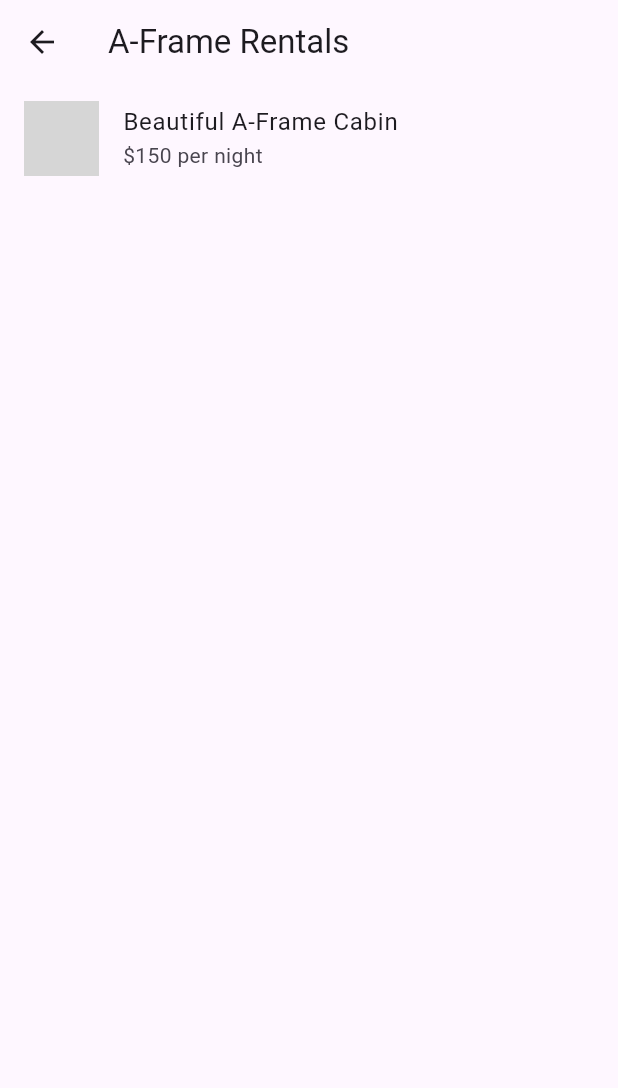
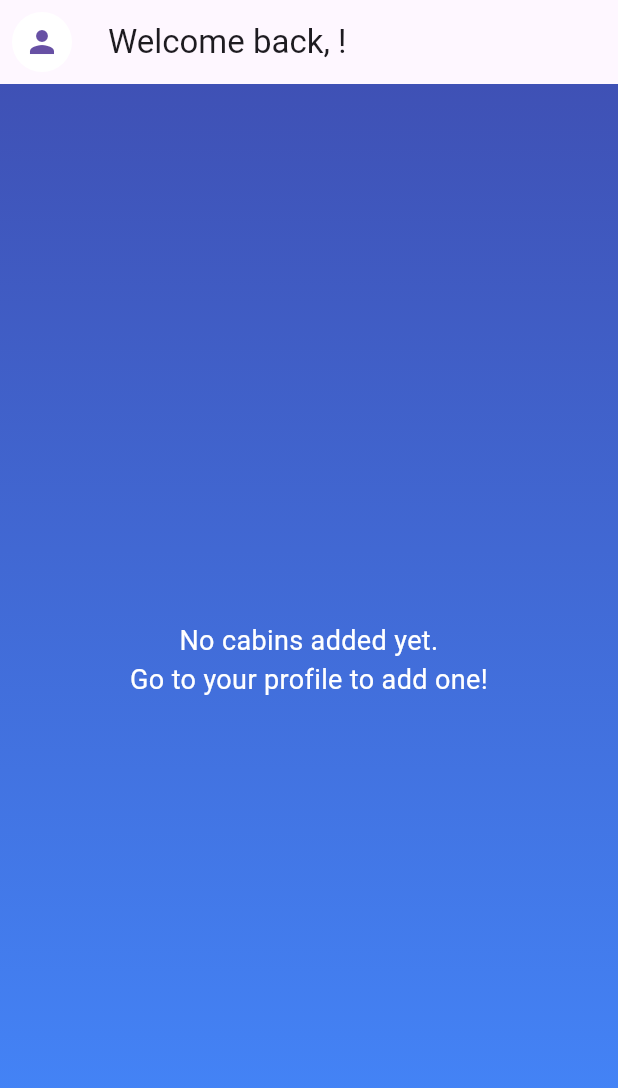
Before and after one commit to SiberiusBro/aframe_rentals, a Flutter app: the HomeScreen screen opened by its route, on a phone screen of 412 x 824 dp. Shown: the top 1088 px of the screen. Run offline on Flutter 3.47's test engine with Material 3 defaults, Android fonts, the phone set to English and light mode, and no system bars; our stand-ins replace firebase_auth, firebase_core, firebase_database, firebase_storage, image_picker; accounts and stored records are empty; network calls fail; grey boxes are pictures that could not be loaded.

Commit message:
resolver authentification added add_cabin managed database

```diff
--- a/lib/main.dart
+++ b/lib/main.dart
@@ -1,13 +1,14 @@
-// main.dart
+// lib/main.dart
+import 'package:aframe_rentals/screens/add_cabin_screen.dart';
 import 'package:aframe_rentals/screens/forgot_pass_screen.dart';
 import 'package:aframe_rentals/screens/login_screen.dart';
+import 'package:aframe_rentals/screens/manage_cabins_screen.dart';
+import 'package:aframe_rentals/screens/profile_screen.dart';
 import 'package:aframe_rentals/screens/signup_screen.dart';
 import 'package:flutter/material.dart';
 import 'package:firebase_core/firebase_core.dart';
 import 'firebase_options.dart';
 import 'screens/home_screen.dart';
-
-
 
 void main() async {
   WidgetsFlutterBinding.ensureInitialized();
@@ -25,7 +26,7 @@ class MyApp extends StatelessWidget {
     return MaterialApp(
       title: 'A-Frame Rentals',
       theme: ThemeData(
-        primarySwatch: Colors.indigo, // Modern indigo theme
+        primarySwatch: Colors.indigo,
         inputDecorationTheme: InputDecorationTheme(
           border: OutlineInputBorder(
             borderRadius: BorderRadius.circular(12),
@@ -46,6 +47,9 @@ class MyApp extends StatelessWidget {
         '/home': (context) => const HomeScreen(),
         '/signup': (context) => const SignupScreen(),
         '/forgot_password': (context) => const ForgotPassScreen(),
+        '/profile': (context) => const ProfileScreen(),
+        '/add_cabin': (context) => const AddCabinScreen(),
+        '/manage_cabins': (context) => const ManageCabinsScreen(),
       },
     );
   }
--- a/lib/screens/home_screen.dart
+++ b/lib/screens/home_screen.dart
@@ -1,31 +1,96 @@
 import 'package:flutter/material.dart';
+import 'package:firebase_auth/firebase_auth.dart';
+import 'package:firebase_database/firebase_database.dart';
+import '../widgets/background_container.dart';
 
-class HomeScreen extends StatelessWidget {
+class HomeScreen extends StatefulWidget {
   const HomeScreen({super.key});
 
   @override
+  _HomeScreenState createState() => _HomeScreenState();
+}
+
+class _HomeScreenState extends State<HomeScreen> {
+  final DatabaseReference _dbRef = FirebaseDatabase.instance.ref("cabins");
+
+  @override
   Widget build(BuildContext context) {
+    final user = FirebaseAuth.instance.currentUser;
+    String nickname = user?.displayName ?? (user?.email?.split('@')[0] ?? 'User');
+
     return Scaffold(
       appBar: AppBar(
-        title: const Text('A-Frame Rentals'),
+        leading: Padding(
+          padding: const EdgeInsets.all(8.0),
+          child: GestureDetector(
+            onTap: () {
+              Navigator.pushNamed(context, '/profile');
+            },
+            child: CircleAvatar(
+              backgroundColor: Colors.white,
+              child: Icon(Icons.person, color: Theme.of(context).primaryColor),
+            ),
+          ),
+        ),
+        title: Text('Welcome back, $nickname!'),
       ),
-      body: ListView(
-        children: [
-          // We'll add A-Frame listings here later
-          ListTile(
-            title: const Text('Beautiful A-Frame Cabin'),
-            subtitle: const Text('\$150 per night'),
-            leading: Image.network(
-              'https://via.placeholder.com/150', // Placeholder image
-              width: 50,
-              height: 50,
-              fit: BoxFit.cover,
-            ),
-            onTap: () {
-              // Navigate to property details later
-            },
-          ),
-        ],
+      body: BackgroundContainer(
+        child: StreamBuilder<DatabaseEvent>(
+          stream: _dbRef.onValue,
+          builder: (context, snapshot) {
+            if (snapshot.connectionState == ConnectionState.waiting) {
+              return const Center(child: CircularProgressIndicator());
+            }
+            if (!snapshot.hasData || snapshot.data?.snapshot.value == null) {
+              return const Center(
+                child: Text(
+                  'No cabins added yet.\nGo to your profile to add one!',
+                  style: TextStyle(color: Colors.white, fontSize: 18),
+                  textAlign: TextAlign.center,
+                ),
+              );
+            }
+
+            final Map<dynamic, dynamic> cabins =
+            (snapshot.data!.snapshot.value as Map<dynamic, dynamic>);
+
+            return ListView(
+              children: cabins.entries.map((entry) {
+                final Map cabinData = entry.value;
+                return Card(
+                  margin: const EdgeInsets.all(12),
+                  shape: RoundedRectangleBorder(borderRadius: BorderRadius.circular(16)),
+                  child: Column(
+                    crossAxisAlignment: CrossAxisAlignment.start,
+                    children: [
+                      ClipRRect(
+                        borderRadius: const BorderRadius.vertical(top: Radius.circular(16)),
+                        child: Image.network(
+                          cabinData['imageUrl'],
+                          height: 200,
+                          width: double.infinity,
+                          fit: BoxFit.cover,
+                        ),
+                      ),
+                      Padding(
+                        padding: const EdgeInsets.all(12.0),
+                        child: Text(cabinData['title'], style: const TextStyle(fontSize: 20, fontWeight: FontWeight.bold)),
+                      ),
+                      Padding(
+                        padding: const EdgeInsets.symmetric(horizontal: 12.0, vertical: 4),
+                        child: Text(
+                          '\$${cabinData['price']} per night',
+                          style: const TextStyle(fontSize: 16, color: Colors.grey),
+                        ),
+                      ),
+                      const SizedBox(height: 12),
+                    ],
+                  ),
+                );
+              }).toList(),
+            );
+          },
+        ),
       ),
     );
   }
--- /dev/null
+++ b/lib/widgets/background_container.dart
@@ -0,0 +1,27 @@
+// lib/widgets/background_container.dart
+import 'package:flutter/material.dart';
+
+class BackgroundContainer extends StatelessWidget {
+  final Widget child;
+
+  const BackgroundContainer({super.key, required this.child});
+
+  @override
+  Widget build(BuildContext context) {
+    return Container(
+      decoration: const BoxDecoration(
+        gradient: LinearGradient(
+          colors: [Colors.indigo, Colors.blueAccent],
+          begin: Alignment.topCenter,
+          end: Alignment.bottomCenter,
+        ),
+      ),
+      child: SafeArea(
+        child: Padding(
+          padding: const EdgeInsets.all(16.0),
+          child: child,
+        ),
+      ),
+    );
+  }
+}
--- a/pubspec.yaml
+++ b/pubspec.yaml
@@ -41,6 +41,7 @@ dependencies:
   firebase_app_check: ^0.3.2+1
   carousel_slider: ^5.0.0
   image_picker: ^1.1.2
+  firebase_database: ^11.3.1
 
 dev_dependencies:
   flutter_test:
```
Also changed, not shown: lib/models/cabin.dart (added, +12 -0 lines), lib/models/user_model.dart (added, +17 -0 lines), lib/screens/add_cabin_screen.dart (added, +141 -0 lines), lib/screens/auth_screen.dart (added, +71 -0 lines), lib/screens/forgot_pass_screen.dart (+15 -4 lines), lib/screens/login_screen.dart (+48 -8 lines), lib/screens/manage_cabins_screen.dart (added, +83 -0 lines), lib/screens/profile_screen.dart (added, +73 -0 lines), lib/screens/signup_screen.dart (+22 -5 lines), lib/widgets/auth_text_field.dart (+7 -1 lines), lib/firebase_options.dart, pubspec.lock, 2 other files.
